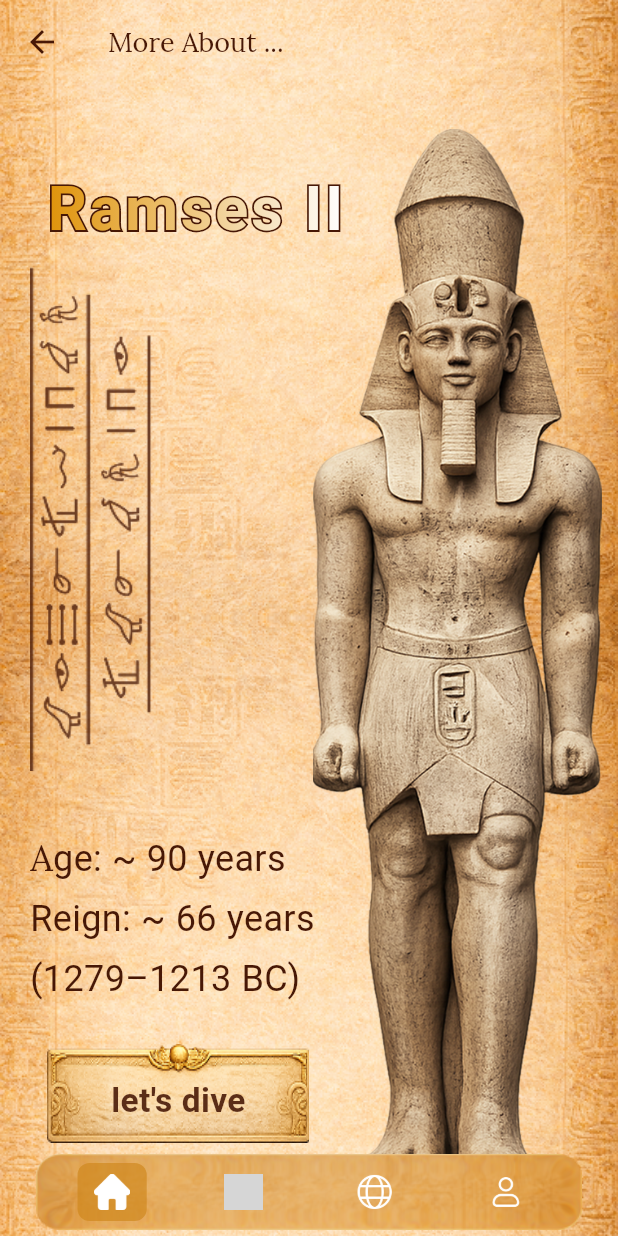
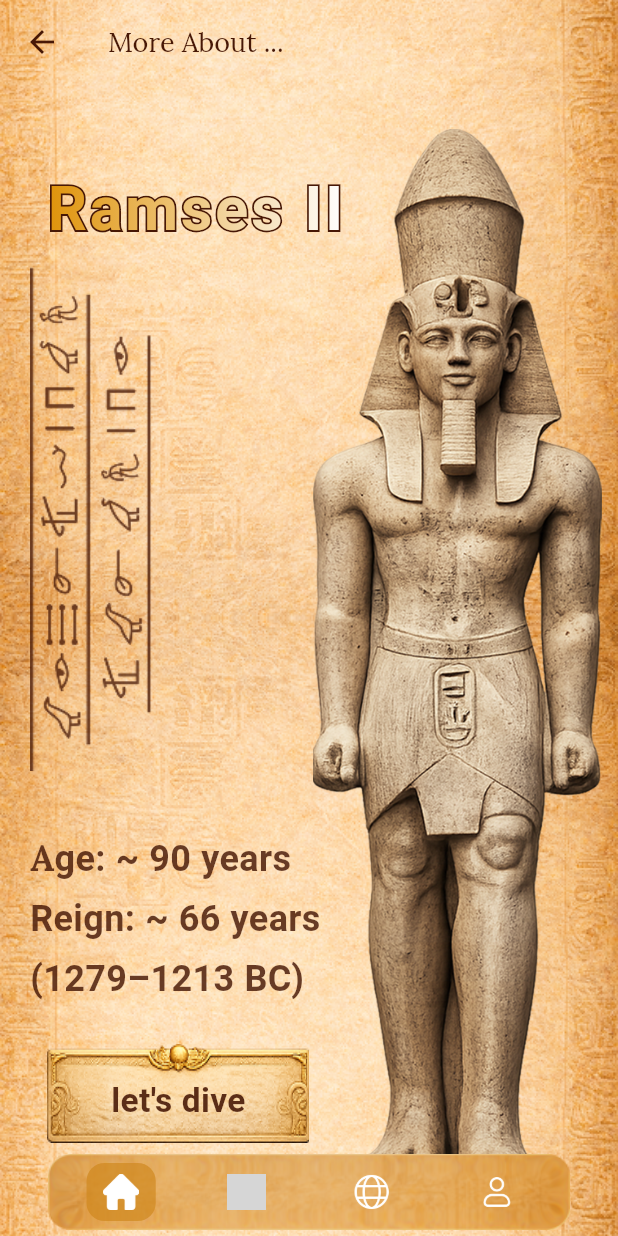
Before and after one commit to Jik00/timeLens, a Flutter app: the DisplayDetailView screen opened by its route, on a phone screen of 412 x 824 dp. Run offline on Flutter 3.47's test engine with Material 3 defaults, Android fonts, the light colour scheme and no system bars; our stand-ins replace cached_network_image, carousel_slider, dartz, flutter_bloc, flutter_screenutil, get_it and 6 more; missing offline and left inert: slide_action; accounts and stored records are empty; statements that could not run were skipped; grey boxes are pictures that could not be loaded.

Commit message:
refactor ui -4.1-

```diff
--- a/lib/core/widgets/custom_button_navigation_bar.dart
+++ b/lib/core/widgets/custom_button_navigation_bar.dart
@@ -18,7 +18,7 @@ class _CustomButtonNavigationBarState extends State<CustomButtonNavigationBar> {
   @override
   Widget build(BuildContext context) {
     return Padding(
-      padding: const EdgeInsets.symmetric(horizontal: 24, vertical: 4),
+      padding: const EdgeInsets.symmetric(horizontal: 32, vertical: 4),
       child: SizedBox(
         height: 50.h,
         child: Stack(
--- a/lib/features/figures/presentation/views/widgets/details_column.dart
+++ b/lib/features/figures/presentation/views/widgets/details_column.dart
@@ -49,23 +49,35 @@ class DetailsColumn extends StatelessWidget {
                 SizedBox(
                   height: 40.h,
                 ),
-                const Text(
+                Text(
                   'Age: ~ 90 years',
-                  style: TextStyle(color: AppColors.brownWriting, fontSize: 24),
+                  style: TextStyle(
+                    color: AppColors.brownWriting.withAlpha(210),
+                    fontSize: 24,
+                    fontWeight: FontWeight.bold,
+                  ),
                 ),
                 const SizedBox(
                   height: 5,
                 ),
-                const Text(
+                Text(
                   'Reign: ~ 66 years',
-                  style: TextStyle(color: AppColors.brownWriting, fontSize: 24),
+                  style: TextStyle(
+                    color: AppColors.brownWriting.withAlpha(210),
+                    fontSize: 24,
+                    fontWeight: FontWeight.bold,
+                  ),
                 ),
                 const SizedBox(
                   height: 5,
                 ),
-                const Text(
+                Text(
                   '(1279–1213 BC)',
-                  style: TextStyle(color: AppColors.brownWriting, fontSize: 24),
+                  style: TextStyle(
+                    color: AppColors.brownWriting.withAlpha(210),
+                    fontSize: 24,
+                    fontWeight: FontWeight.bold,
+                  ),
                 ),
               ],
             ),
--- a/lib/features/home/presentation/views/widgets/active_nav_bar_item.dart
+++ b/lib/features/home/presentation/views/widgets/active_nav_bar_item.dart
@@ -14,7 +14,7 @@ class ActiveItem extends StatelessWidget {
       height: 40.h,
       decoration: BoxDecoration(
         color: AppColors.primaryColor.withAlpha(167),
-        borderRadius: const BorderRadius.all(Radius.circular(8)),
+        borderRadius: const BorderRadius.all(Radius.circular(12)),
       ),
       child: Center(
         child: Image.asset(
```
